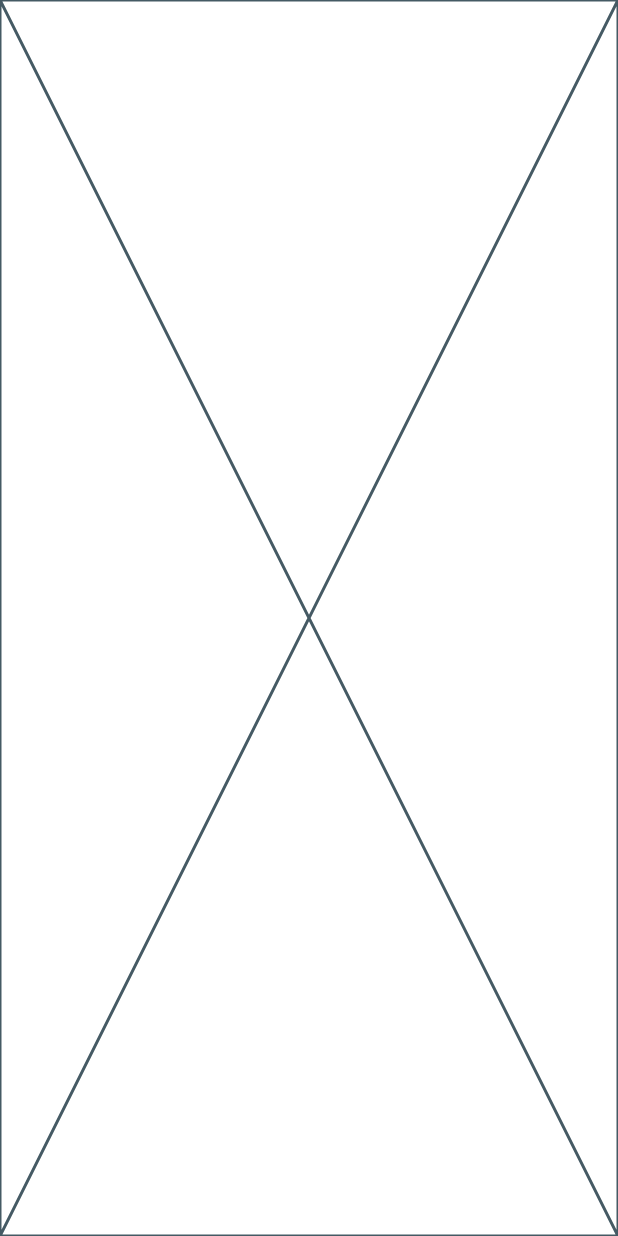
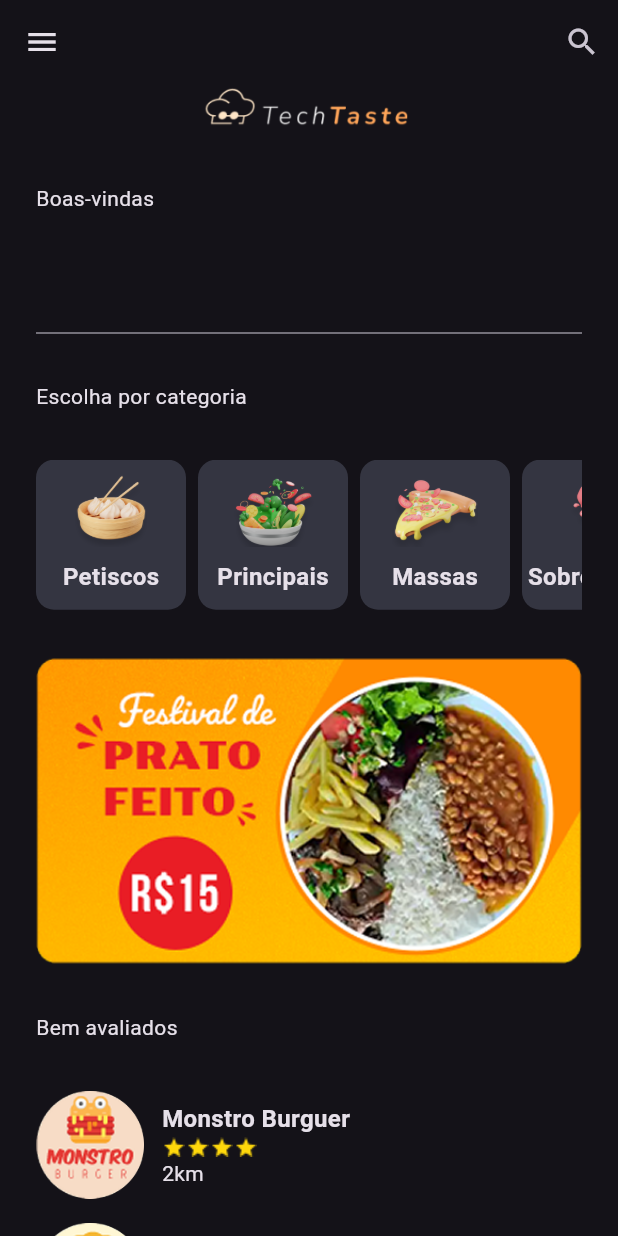
Before and after one commit to mikedsousa/flutter_imersao-mobile, a Flutter app: the screen it shows after launch, after a tap on "Bora!", on a phone screen of 412 x 824 dp. Run offline on Flutter 3.47's test engine with Material 3 defaults, Android fonts, the phone set to English and light mode, and no system bars.

Commit message:
:sparkles: fim da aula-02

```diff
--- /dev/null
+++ b/lib/data/categories_data.dart
@@ -0,0 +1,9 @@
+abstract class CategoriesData {
+  static List<String> listCategories = [
+    "Petiscos",
+    "Principais",
+    "Massas",
+    "Sobremesas",
+    "Bebidas",
+  ];
+}
--- /dev/null
+++ b/lib/data/restaurant_data.dart
@@ -0,0 +1,20 @@
+import 'dart:convert';
+
+import 'package:flutter/services.dart';
+import 'package:flutter/material.dart';
+import 'package:myapp/model/restaurant.dart';
+
+class RestaurantData extends ChangeNotifier {
+  List<Restaurant> listRestaurants = [];
+  Future<void> getRestaurants() async {
+    String jsonString = await rootBundle.loadString("assets/data.json");
+    Map<String, dynamic> data = json.decode(jsonString);
+
+    List<dynamic> restaurantsData = data["restaurants"];
+
+    for (var restaurantData in restaurantsData) {
+      Restaurant restaurant = Restaurant.fromMap(restaurantData);
+      listRestaurants.add(restaurant);
+    }
+  }
+}
--- a/lib/main.dart
+++ b/lib/main.dart
@@ -1,9 +1,25 @@
 import 'package:flutter/material.dart';
+import 'package:myapp/data/restaurant_data.dart';
 import 'package:myapp/ui/_core/app_theme.dart';
 import 'package:myapp/ui/splash/splash_screen.dart';
+import 'package:provider/provider.dart';
 
-void main() {
-  runApp(MyApp());
+void main() async {
+  WidgetsFlutterBinding.ensureInitialized();
+  RestaurantData restaurantData = RestaurantData();
+  await restaurantData.getRestaurants();
+  runApp(
+    MultiProvider(
+      providers: [
+        ChangeNotifierProvider(
+          create: (context) {
+            return restaurantData;
+          },
+        ),
+      ],
+      child: MyApp(),
+    ),
+  );
 }
 
 class MyApp extends StatelessWidget {
--- /dev/null
+++ b/lib/model/restaurant.dart
@@ -0,0 +1,48 @@
+class Restaurant {
+  String id;
+  String imagePath;
+  String name;
+  String description;
+  double stars;
+  int distance;
+  List<String> categories;
+
+  Restaurant({
+    required this.id,
+    required this.imagePath,
+    required this.name,
+    required this.description,
+    required this.stars,
+    required this.distance,
+    required this.categories,
+  });
+
+  Map<String, dynamic> toMap() {
+    return {
+      'id': id,
+      'imagePath': imagePath,
+      'name': name,
+      'description': description,
+      'stars': stars,
+      'distance': distance,
+      'categories': categories,
+    };
+  }
+
+  factory Restaurant.fromMap(Map<String, dynamic> map) {
+    return Restaurant(
+      id: map['id'],
+      imagePath: map['imagePath'],
+      name: map['name'],
+      description: map['description'],
+      stars: map['stars'],
+      distance: map['distance'],
+      categories: List<String>.from(map['categories']),
+    );
+  }
+
+  @override
+  String toString() {
+    return 'Restaurant(id: $id, imagePath: $imagePath, name: $name, description: $description, stars: $stars, distance: $distance, categories: $categories)';
+  }
+}
--- a/lib/ui/_core/app_colors.dart
+++ b/lib/ui/_core/app_colors.dart
@@ -4,4 +4,5 @@ abstract class AppColors {
   static const Color backgroundColor = Color(0xFF202123);
   static const Color mainColor = Color(0xFFFFA559);
   static const Color textColor = Colors.white;
+  static const Color lightBackgroundColor = Color(0XFF343541);
 }
--- a/lib/ui/home/home_screen.dart
+++ b/lib/ui/home/home_screen.dart
@@ -1,10 +1,63 @@
 import 'package:flutter/material.dart';
+import 'package:myapp/data/categories_data.dart';
+import 'package:myapp/data/restaurant_data.dart';
+import 'package:myapp/ui/home/widgets/category_widget.dart';
+import 'package:myapp/ui/home/widgets/restaurant_widget.dart';
+import 'package:provider/provider.dart';
 
 class HomeScreen extends StatelessWidget {
   const HomeScreen({super.key});
 
   @override
   Widget build(BuildContext context) {
-    return const Placeholder();
+    RestaurantData restaurantData = Provider.of<RestaurantData>(context);
+    return Scaffold(
+      drawer: Drawer(),
+      appBar: AppBar(
+        actions: [IconButton(onPressed: () {}, icon: Icon(Icons.search))],
+      ),
+      body: Padding(
+        padding: EdgeInsets.symmetric(horizontal: 24.0),
+        child: SingleChildScrollView(
+          child: Column(
+            crossAxisAlignment: CrossAxisAlignment.start,
+            spacing: 32.0,
+            children: [
+              Center(child: Image.asset("assets/logo.png", width: 147)),
+              Text("Boas-vindas"),
+              TextFormField(),
+              Text("Escolha por categoria"),
+              SingleChildScrollView(
+                scrollDirection: Axis.horizontal,
+                child: Row(
+                  spacing: 8.0,
+                  children: List.generate(
+                    CategoriesData.listCategories.length,
+                    (index) {
+                      return CategoryWidget(
+                        category: CategoriesData.listCategories[index],
+                      );
+                    },
+                  ),
+                ),
+              ),
+              Image.asset("assets/banners/banner_promo.png"),
+              Text("Bem avaliados"),
+              Column(
+                spacing: 16.0,
+                children: List.generate(restaurantData.listRestaurants.length, (
+                  index,
+                ) {
+                  return RestaurantWidget(
+                    restaurant: restaurantData.listRestaurants[index],
+                  );
+                }),
+              ),
+              SizedBox(height: 64),
+            ],
+          ),
+        ),
+      ),
+    );
   }
 }
--- /dev/null
+++ b/lib/ui/home/widgets/category_widget.dart
@@ -0,0 +1,35 @@
+import 'package:flutter/material.dart';
+import 'package:myapp/ui/_core/app_colors.dart';
+
+class CategoryWidget extends StatelessWidget {
+  final String category;
+  const CategoryWidget({super.key, required this.category});
+
+  @override
+  Widget build(BuildContext context) {
+    return Container(
+      width: 100,
+      height: 100,
+      decoration: BoxDecoration(
+        color: AppColors.lightBackgroundColor,
+        borderRadius: BorderRadius.circular(12.0),
+      ),
+      child: Column(
+        mainAxisAlignment: MainAxisAlignment.center,
+        crossAxisAlignment: CrossAxisAlignment.center,
+        mainAxisSize: MainAxisSize.min,
+        spacing: 8.0,
+        children: [
+          Image.asset(
+            "assets/categories/${category.toLowerCase()}.png",
+            height: 48,
+          ),
+          Text(
+            category,
+            style: TextStyle(fontSize: 16.0, fontWeight: FontWeight.bold),
+          ),
+        ],
+      ),
+    );
+  }
+}
--- /dev/null
+++ b/lib/ui/home/widgets/restaurant_widget.dart
@@ -0,0 +1,33 @@
+import 'package:flutter/material.dart';
+import 'package:myapp/model/restaurant.dart';
+
+class RestaurantWidget extends StatelessWidget {
+  final Restaurant restaurant;
+  const RestaurantWidget({super.key, required this.restaurant});
+
+  @override
+  Widget build(BuildContext context) {
+    return Row(
+      spacing: 12.0,
+      children: [
+        Image.asset("assets/${restaurant.imagePath}", width: 72),
+        Column(
+          crossAxisAlignment: CrossAxisAlignment.start,
+          children: [
+            Text(
+              restaurant.name,
+              style: TextStyle(fontWeight: FontWeight.bold, fontSize: 16.0),
+            ),
+
+            Row(
+              children: List.generate(restaurant.stars.toInt(), (index) {
+                return Image.asset('assets/others/star.png', width: 16);
+              }),
+            ),
+            Text('${restaurant.distance}km'),
+          ],
+        ),
+      ],
+    );
+  }
+}
--- a/pubspec.yaml
+++ b/pubspec.yaml
@@ -34,6 +34,7 @@ dependencies:
   # The following adds the Cupertino Icons font to your application.
   # Use with the CupertinoIcons class for iOS style icons.
   cupertino_icons: ^1.0.8
+  provider: ^6.1.4
 
 dev_dependencies:
   flutter_test:
@@ -63,6 +64,8 @@ flutter:
     - assets/banners/
     - assets/categories/
     - assets/dishes/
+    - assets/restaurants/
+    - assets/others/
 
 
   # An image asset can refer to one or more resolution-specific "variants", see
```
Also changed, not shown: pubspec.lock.
